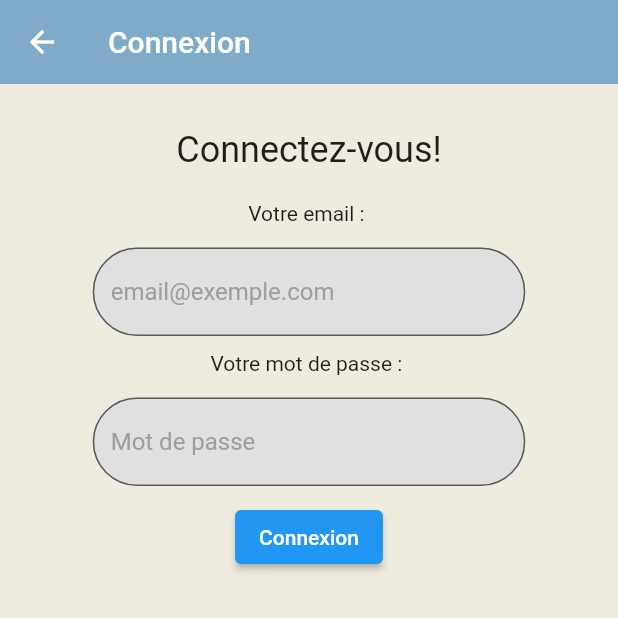
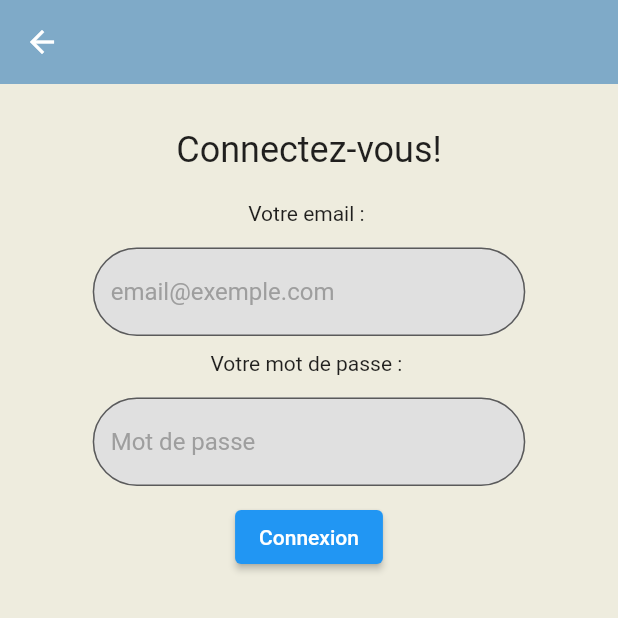
Before and after one commit to HardstyIe/RenconSport_Flutter_Front, a Flutter app: the LoginPage screen opened directly, on a phone screen of 412 x 824 dp, the top half of it. Run offline on Flutter 3.47's test engine with Material 2 defaults, Android fonts, the phone set to English and light mode, and no system bars; our stand-ins replace dio, google_fonts; missing offline and left inert: dart:ffi.

Commit message:
feat(login):loginPage

```diff
--- a/lib/widgets/connexion/connexion.dart
+++ b/lib/widgets/connexion/connexion.dart
@@ -1,6 +1,5 @@
 import 'package:dio/dio.dart';
 import 'package:flutter/material.dart';
-import 'package:renconsport/services/theme.dart';
 
 class LoginPage extends StatefulWidget {
   const LoginPage({Key? key}) : super(key: key);
@@ -25,7 +24,7 @@ class _LoginPageState extends State<LoginPage> {
   Widget build(BuildContext context) {
     return Scaffold(
       appBar: AppBar(
-        title: Text('Connexion'),
+
       ),
       body: Form(
         key: _formKey,
@@ -73,7 +72,7 @@ class _LoginPageState extends State<LoginPage> {
               }
               return null;
             },
-            obscureText: label.contains("Mot de passe"),
+            obscureText: label.contains("Mot de passe"), // Masquer le mot de passe
             decoration: InputDecoration(
               hintText: hint,
               fillColor: Colors.grey[300],
```
